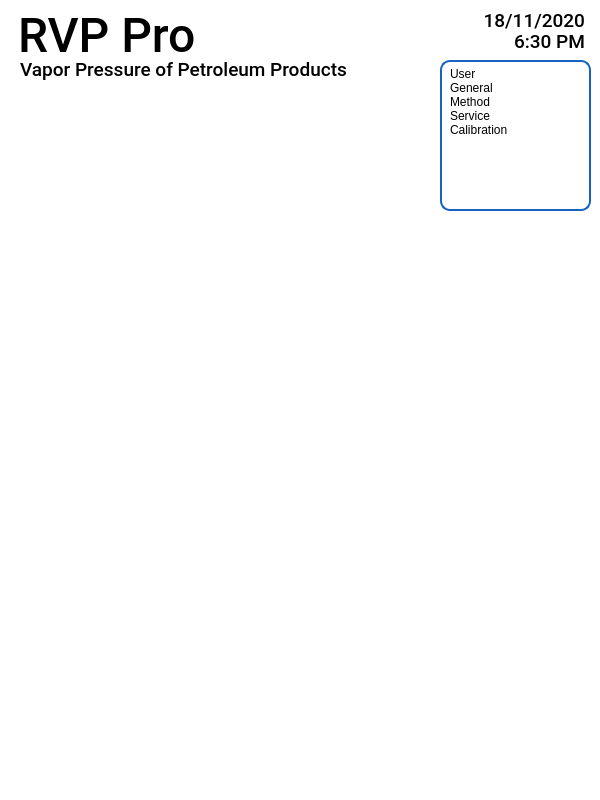
Qt form pApp-22-June-2021/mainwindow.ui (ChandraMVE/PSSC_QT_Development) before a commit.
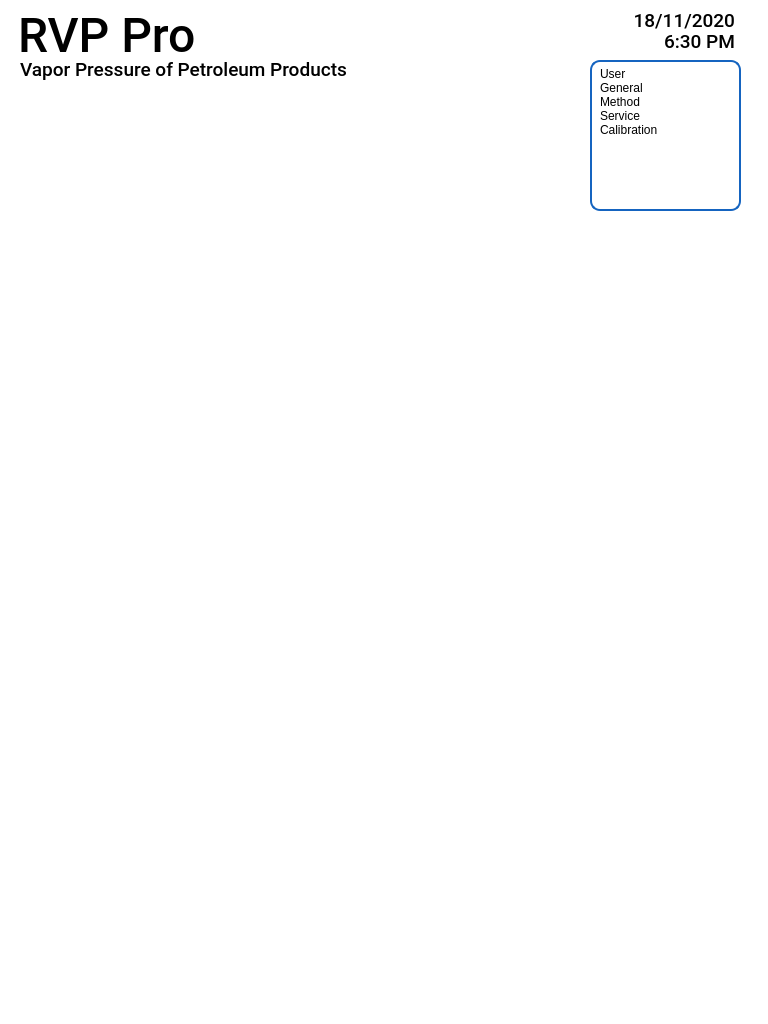
The same form after that commit. Custom widgets are drawn as their Qt base class.

What changed in the file:
```diff
--- a/pApp-22-June-2021/mainwindow.ui
+++ b/pApp-22-June-2021/mainwindow.ui
@@ -6,8 +6,8 @@
    <rect>
     <x>0</x>
     <y>0</y>
-    <width>600</width>
-    <height>800</height>
+    <width>768</width>
+    <height>1024</height>
    </rect>
   </property>
   <property name="windowTitle">
@@ -32,7 +32,7 @@
      <rect>
       <x>0</x>
       <y>0</y>
-      <width>600</width>
+      <width>768</width>
       <height>92</height>
      </rect>
     </property>
@@ -98,7 +98,7 @@
     <widget class="QLabel" name="lblDate">
      <property name="geometry">
       <rect>
-       <x>465</x>
+       <x>615</x>
        <y>10</y>
        <width>120</width>
        <height>20</height>
@@ -126,7 +126,7 @@
     <widget class="QLabel" name="lblTime">
      <property name="geometry">
       <rect>
-       <x>465</x>
+       <x>615</x>
        <y>30</y>
        <width>120</width>
        <height>22</height>
@@ -155,7 +155,7 @@
    <widget class="sMeasuring" name="wMeasuring1" native="true">
     <property name="geometry">
      <rect>
-      <x>20</x>
+      <x>10</x>
       <y>190</y>
       <width>120</width>
       <height>41</height>
@@ -235,7 +235,7 @@
    <widget class="QListWidget" name="listSetupMenu">
     <property name="geometry">
      <rect>
-      <x>440</x>
+      <x>590</x>
       <y>60</y>
       <width>151</width>
       <height>151</height>
```
